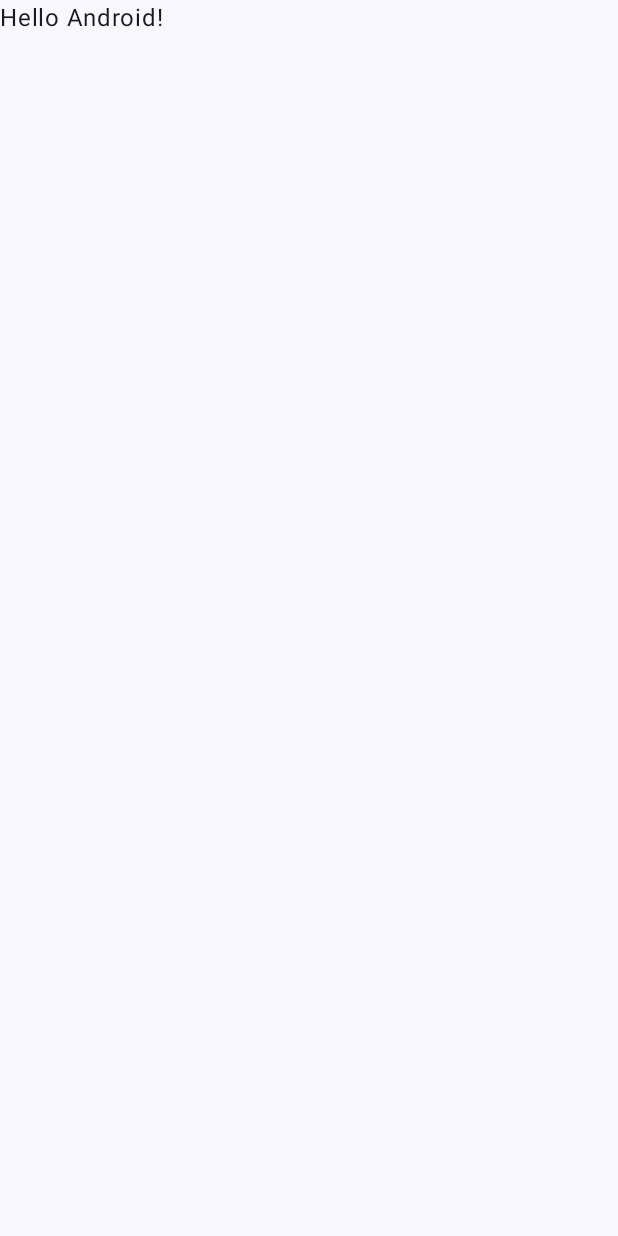
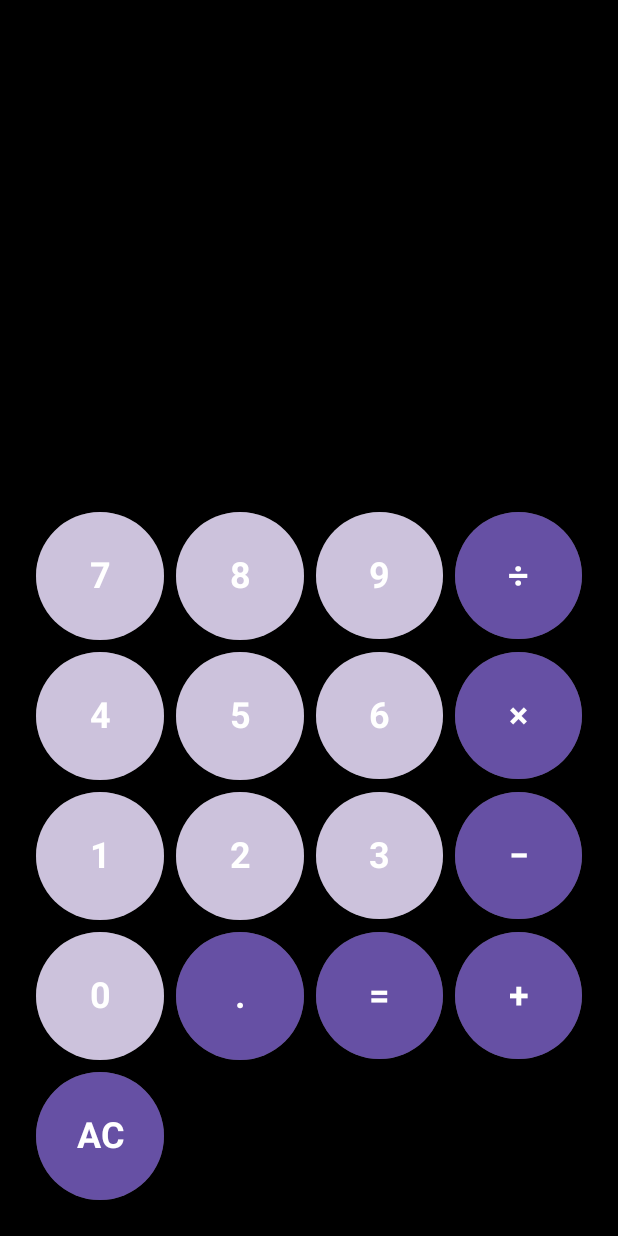
Before and after one commit to UISEK-IngSoftware/laboratorio-1-layout-de-calculadora-p3rz1v4l, an Android app built with Jetpack Compose: the screen it shows after launch (MainActivity), on a phone screen of 412 x 824 dp. Before the commit the screen is almost empty. Run offline under Robolectric (Android 15) with nearby library versions, the phone set to English and light mode, and no system bars.

Commit message:
Laboratorio terminado :)

```diff
--- /dev/null
+++ b/app/src/main/java/ec/edu/uisek/calculator/CalculatorScreen.kt
@@ -0,0 +1,133 @@
+package ec.edu.uisek.calculator
+
+import androidx.compose.foundation.background
+import androidx.compose.foundation.clickable
+import androidx.compose.foundation.layout.Arrangement
+import androidx.compose.foundation.layout.Box
+import androidx.compose.foundation.layout.Column
+import androidx.compose.foundation.layout.aspectRatio
+import androidx.compose.foundation.layout.fillMaxSize
+import androidx.compose.foundation.layout.fillMaxWidth
+import androidx.compose.foundation.layout.padding
+import androidx.compose.foundation.lazy.grid.GridCells
+import androidx.compose.foundation.lazy.grid.LazyVerticalGrid
+import androidx.compose.foundation.shape.CircleShape
+import androidx.compose.material3.LocalTextStyle
+import androidx.compose.material3.MaterialTheme
+import androidx.compose.material3.Text
+import androidx.compose.material3.TextField
+import androidx.compose.material3.TextFieldDefaults
+import androidx.compose.runtime.Composable
+import androidx.compose.runtime.getValue
+import androidx.compose.runtime.mutableStateOf
+import androidx.compose.runtime.remember
+import androidx.compose.runtime.setValue
+import androidx.compose.ui.Alignment
+import androidx.compose.ui.Modifier
+import androidx.compose.ui.draw.clip
+import androidx.compose.ui.graphics.Color
+import androidx.compose.ui.graphics.Color.Companion.Green
+import androidx.compose.ui.text.font.FontWeight
+import androidx.compose.ui.text.style.TextAlign
+import androidx.compose.ui.unit.dp
+import androidx.compose.ui.unit.sp
+import ec.edu.uisek.calculator.ui.theme.Purple40
+import ec.edu.uisek.calculator.ui.theme.PurpleGrey80
+
+
+@Composable
+fun CalculatorScreen() {
+    // Estado para almacenar el texto de la pantalla
+    var inputText by remember { mutableStateOf("") }
+
+    Column(
+        modifier = Modifier
+            .fillMaxSize()
+            .background(Color.Black)
+            .padding(16.dp),
+        verticalArrangement = Arrangement.Bottom
+    ) {
+        // Pantalla de entrada (TextField)
+        TextField(
+            value = inputText,
+            onValueChange = { inputText = it },
+            modifier = Modifier
+                .fillMaxWidth()
+                .padding(bottom = 16.dp),
+            textStyle = LocalTextStyle.current.copy(
+                fontSize = 36.sp,
+                textAlign = TextAlign.End,
+                color = Color.White
+            ),
+            colors = TextFieldDefaults.colors(
+                focusedContainerColor = Color.Transparent,
+                unfocusedContainerColor = Color.Transparent,
+                focusedIndicatorColor = Color.Transparent,
+                unfocusedIndicatorColor = Color.Transparent,
+                cursorColor = Color.Red
+            ),
+            singleLine = true
+        )
+        // AQUI  colocamos la cuadricula de los botones
+
+        CalculatorGrid { label ->
+            inputText += label
+            print("Se presiono el boton: $label")
+        }
+
+    }
+}
+
+
+@Composable
+fun CalculatorGrid(onButtonClick: (String) -> Unit) {
+    val buttons = listOf(
+        "7", "8", "9", "÷",
+        "4", "5", "6", "×",
+        "1", "2", "3", "−",
+        "0", ".", "=", "+",
+        "AC"
+    )
+
+    LazyVerticalGrid(
+        columns = GridCells.Fixed(4),
+        modifier = Modifier
+            .fillMaxWidth()
+            .padding(8.dp),
+        horizontalArrangement = Arrangement.spacedBy(8.dp),
+        verticalArrangement = Arrangement.spacedBy(8.dp)
+    ) {
+        items(buttons.size) { index ->
+            var label = buttons [index]
+            CalculatorButton(label = label) {
+                onButtonClick(label)
+            }
+        }
+    }
+}
+
+
+@Composable
+fun CalculatorButton(label: String, onClick: () -> Unit) {
+    val UiSekBlue = null
+    val yellow = null
+    Box(
+        modifier = Modifier
+            .aspectRatio(1f)
+            .fillMaxSize()
+            .clip(CircleShape)
+            .background(Color.DarkGray)
+            .background(if (label in listOf("AC", "=", "÷", "×", "−", "+", "."))
+                Purple40 else PurpleGrey80 )
+            .clickable { onClick() },
+        contentAlignment = Alignment.Center
+    ) {
+        Text(
+            text = label,
+            color = Color.White,
+            fontSize = 24.sp,
+            fontWeight = FontWeight.Bold,
+            textAlign = TextAlign.Center
+        )
+    }
+}
--- a/app/src/main/java/ec/edu/uisek/calculator/MainActivity.kt
+++ b/app/src/main/java/ec/edu/uisek/calculator/MainActivity.kt
@@ -16,19 +16,11 @@ import ec.edu.uisek.calculator.ui.theme.CalculatorTheme
 class MainActivity : ComponentActivity() {
     override fun onCreate(savedInstanceState: Bundle?) {
         super.onCreate(savedInstanceState)
-        enableEdgeToEdge()
         setContent {
-            CalculatorTheme {
-                Scaffold(modifier = Modifier.fillMaxSize()) { innerPadding ->
-                    Greeting(
-                        name = "Android",
-                        modifier = Modifier.padding(innerPadding)
-                    )
-                }
+            CalculatorScreen()
+                     }
+                 }
             }
-        }
-    }
-}
 
 @Composable
 fun Greeting(name: String, modifier: Modifier = Modifier) {
```
